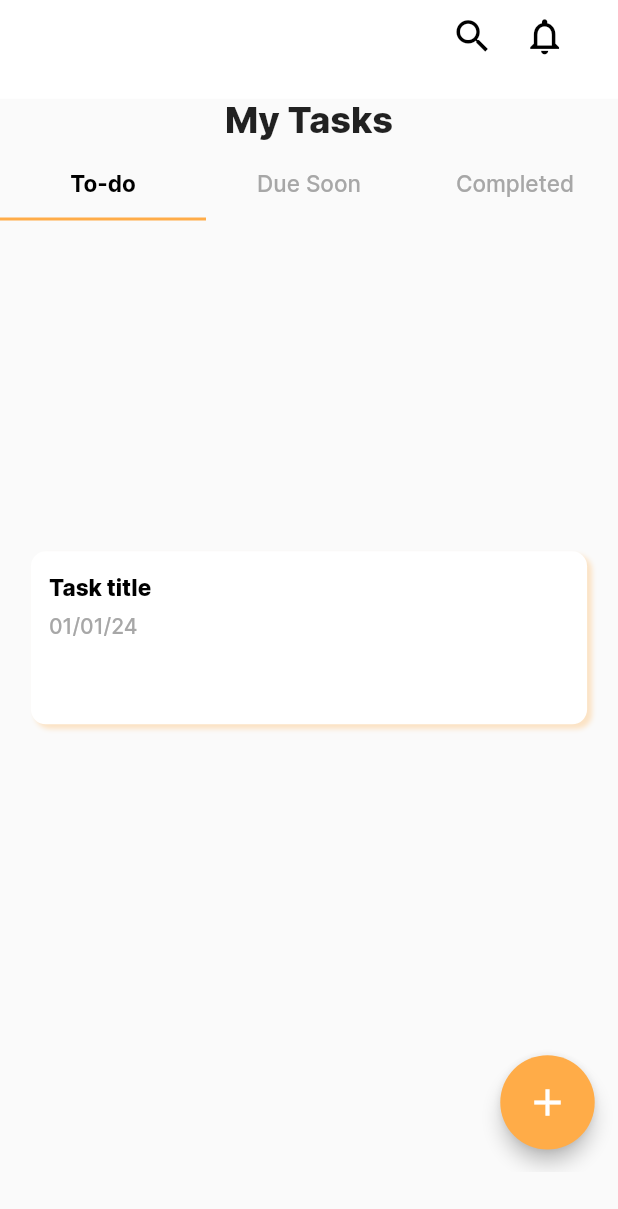
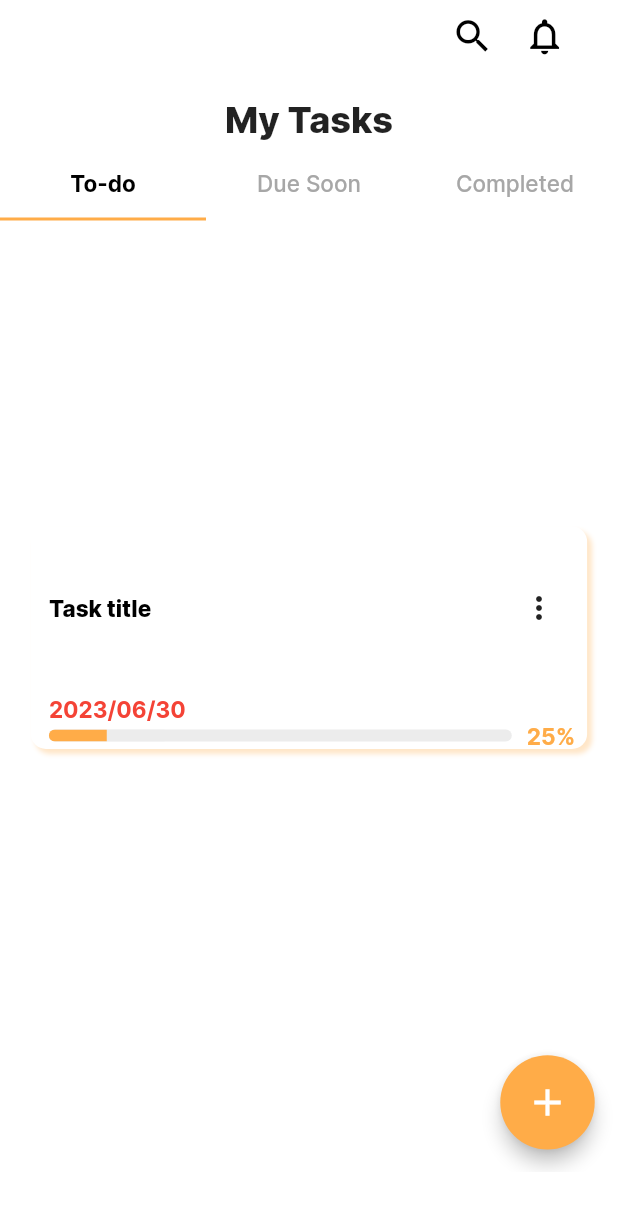
Before and after one commit to GloriaMMuthumbi/managed_todo_app, a Flutter app: the HomeScreen screen opened directly, on a phone screen of 412 x 824 dp. Shown: the top 1209 px of the screen. Run offline on Flutter 3.47's test engine with Material 2 defaults, Android fonts, the phone set to English and light mode, and no system bars; our stand-ins replace sizer.

Commit message:
Creating the task component template (#5)
* Creating the task component template

* Added pop-up menu on task component

```diff
--- a/lib/components/task_component_template.dart
+++ b/lib/components/task_component_template.dart
@@ -8,16 +8,32 @@ it will have;
 - three dots */
 
 import 'package:flutter/material.dart';
+import 'package:intl/intl.dart';
 import 'package:sizer/sizer.dart';
 
-class taskComponent extends StatelessWidget {
-  const taskComponent({super.key});
+class TaskComponent extends StatelessWidget {
+  const TaskComponent({super.key});
 
   @override
   Widget build(BuildContext context) {
-    return Container(
+    DateTime todaysDate = DateTime.now();
+    DateTime dueDate = DateTime.parse("2023-06-30");
+
+    int remainingDays = dueDate.difference(todaysDate).inDays;
+    Color dateTextColor = const Color(0xffA7A7A7);
+
+    if (remainingDays > 0 && remainingDays <= 3) {
+      dateTextColor = const Color(0xffFFAC48);
+    } else if (remainingDays < 0) {
+      dateTextColor = Colors.red;
+    } else {
+      dateTextColor = dateTextColor;
+    }
+
+    return SingleChildScrollView(
+      child: Container(
         width: 90.w,
-      height: 14.h,
+        height: 18.h,
         decoration: BoxDecoration(
             color: Colors.white,
             borderRadius: BorderRadius.circular(10),
@@ -27,15 +43,17 @@ class taskComponent extends StatelessWidget {
                 blurRadius: 2,
                 offset: const Offset(3, 3),
               )
-        ]
-      ),
-      child: const Padding(
-        padding: EdgeInsets.fromLTRB(12.0, 15.0, 8.0, 0),
+            ]),
+        child: Padding(
+          padding: const EdgeInsets.fromLTRB(12.0, 0.0, 8.0, 0),
           child: Column(
             children: [
-            Row(
+              Expanded(
+                child: Row(
+                  mainAxisAlignment: MainAxisAlignment.spaceBetween,
                   children: [
-                Text('Task title',
+                    const Text(
+                      'Task title',
                       style: TextStyle(
                         fontFamily: 'Inter',
                         fontWeight: FontWeight.w800,
@@ -43,24 +61,105 @@ class taskComponent extends StatelessWidget {
                         color: Colors.black,
                       ),
                     ),
+                    Container(
+                      padding: EdgeInsets.zero,
+                      child: PopupMenuButton<String>(
+                        offset: const Offset(0, 40),
+                        itemBuilder: (BuildContext context) {
+                          return <PopupMenuEntry<String>>[
+                            const PopupMenuItem<String>(
+                              value: 'Edit',
+                              padding: EdgeInsets.only(left: 18),
+                              child: Text(
+                                'Edit Task',
+                                style: TextStyle(
+                                  fontFamily: 'Inter',
+                                  fontWeight: FontWeight.w800,
+                                  fontSize: 15.0,
+                                  color: Colors.black,
+                                ),),
+                            ),
+                            const PopupMenuItem<String>(
+                              value: 'Delete',
+                              padding: EdgeInsets.only(left: 18),
+                              child: Text(
+                                'Delete Task',
+                                style: TextStyle(
+                                  fontFamily: 'Inter',
+                                  fontWeight: FontWeight.w800,
+                                  fontSize: 15.0,
+                                  color: Colors.red,
+                                ),),
+                            ),
+                          ];
+                        },
+                      ),
+                      /*child: IconButton(
+                        onPressed: () {},
+                        icon: const Icon(Icons.more_horiz),
+                        padding: EdgeInsets.zero,
+                        constraints: const BoxConstraints(),
+                      ),*/
+                    )
                   ],
                 ),
-            Padding(
-              padding: EdgeInsets.only(top: 8.0),
-              child: Row(
-                children: [
-                      Text('01/01/24',
+              ),
+              Align(
+                alignment: Alignment.topLeft,
+                child: Container(
+                  padding: const EdgeInsets.only(top: 4.0),
+                  child: Text(
+                    DateFormat('yyyy/MM/dd').format(dueDate),
                     style: TextStyle(
                       fontFamily: 'Inter',
-                          fontWeight: FontWeight.w500,
-                          fontSize: 14.0,
-                          color: Color(0xffA7A7A7),
+                      fontWeight: FontWeight.w600,
+                      fontSize: 15.0,
+                      color: dateTextColor,
                     ),
                   ),
-                    ],
+                ),
+              ),
+              Row(
+                children: [
+                  Expanded(
+                    child: Container(
+                      width: double.infinity,
+                      height: 8.0,
+                      decoration: BoxDecoration(
+                        color: const Color(0xffECECEC),
+                        borderRadius: BorderRadius.circular(5.0),
+                      ),
+                      child: ClipRRect(
+                        borderRadius: BorderRadius.circular(5.0),
+                        child: const FractionallySizedBox(
+                          alignment: Alignment.centerLeft,
+                          widthFactor: 0.25,
+                          child: LinearProgressIndicator(
+                            value: 0.5,
+                            valueColor:
+                                AlwaysStoppedAnimation<Color>(Color(0xffFFAC48)),
+                            backgroundColor: Color(0xffECECEC),
+                          ),
+                        ),
+                      ),
+                    ),
+                  ),
+                  const SizedBox(
+                    width: 10.0,
+                  ),
+                  Text(
+                    '25%',
+                    style: TextStyle(
+                      fontFamily: 'Inter',
+                      fontWeight: FontWeight.bold,
+                      fontSize: 11.sp,
+                      color: const Color(0xffFFAC48),
                     ),
                   )
                 ],
+              )
+            ],
+          ),
         ),
       ),
     );
--- a/lib/screens/home_screen.dart
+++ b/lib/screens/home_screen.dart
@@ -17,6 +17,7 @@ class _HomeScreenState extends State<HomeScreen> with TickerProviderStateMixin {
     TabController tabController = TabController(length: 3, vsync: this);
 
     return Scaffold(
+      backgroundColor: Colors.white,
       appBar: PreferredSize(
         preferredSize: Size.fromHeight(8.h),
         child: AppBar(
@@ -108,7 +109,7 @@ class _HomeScreenState extends State<HomeScreen> with TickerProviderStateMixin {
                                 color: Color(0xffA7A7A7),
                               ),
                             ),*/
-                            child: taskComponent(),
+                            child: TaskComponent(),
                           ),
                         ),
                         Padding(
```
Also changed, not shown: assets/images/bell.svg (deleted), assets/images/menu.svg (deleted), assets/images/search.svg (deleted). Lines whose indentation alone changed are shown as unchanged.
